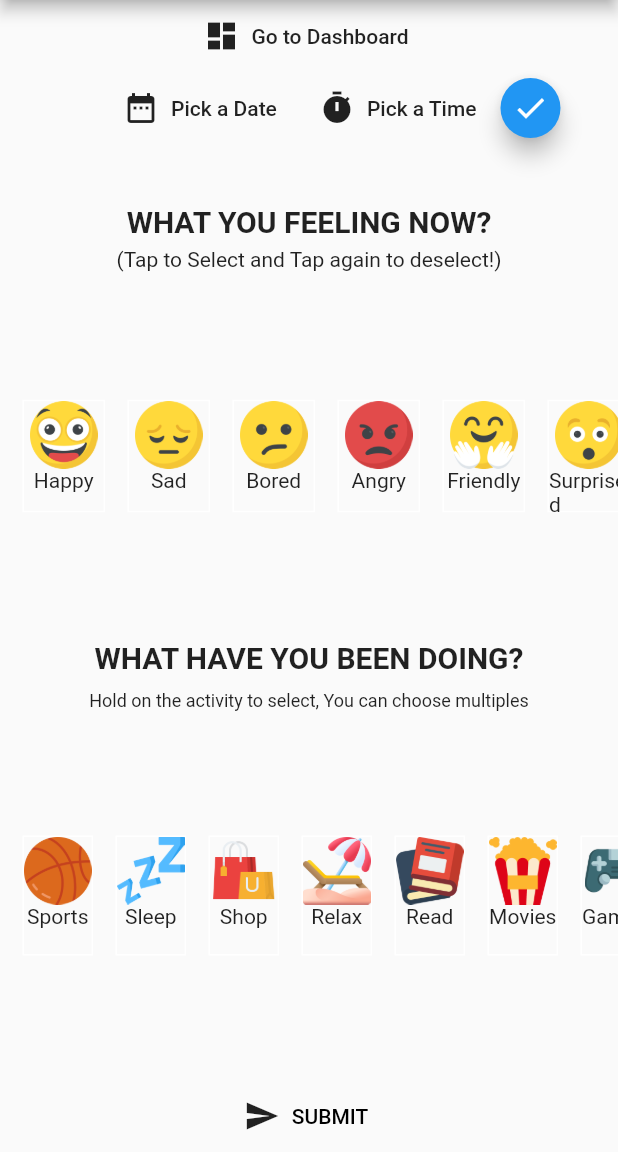
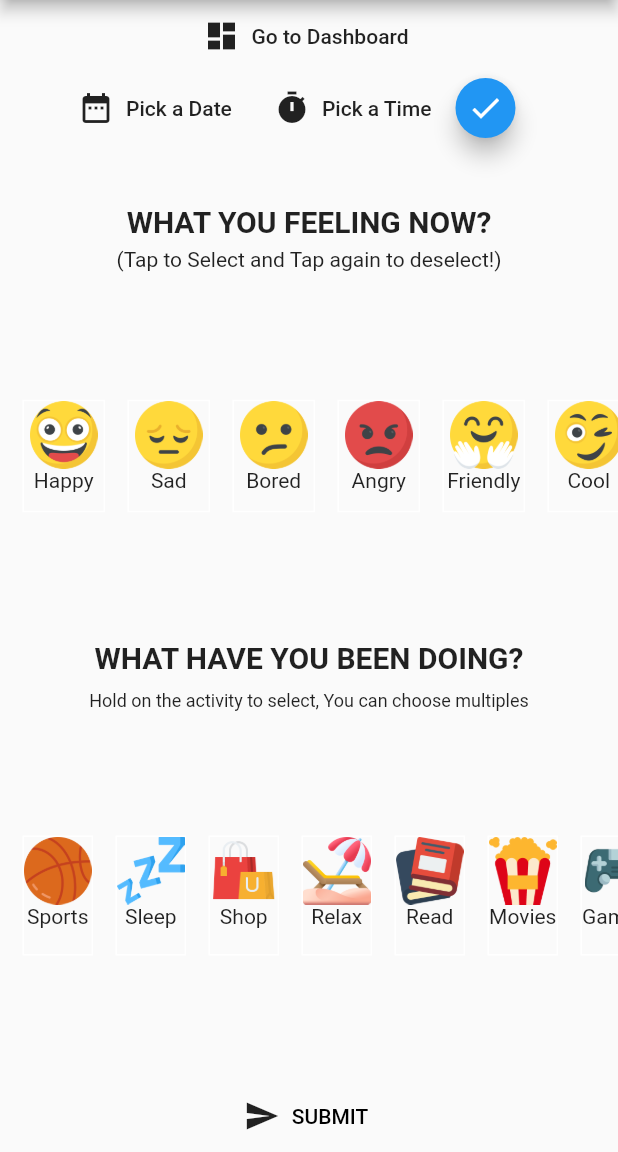
Before and after one commit to didierganthier/mood_diary_app_flutter, a Flutter app: the screen it shows after launch, after a tap on "SUBMIT", on a phone screen of 412 x 824 dp, the part 84-1236 px from its top. Run offline on Flutter 3.47's test engine with Material 2 defaults, Android fonts, the phone set to English and light mode, and no system bars; our stand-ins replace charts_flutter, sqflite; accounts and stored records are empty.

Commit message:
surprised icon bug not completely solved

```diff
--- a/lib/screens/start_page.dart
+++ b/lib/screens/start_page.dart
@@ -28,10 +28,6 @@ class _StartPageState extends State<StartPage> {
     Mood(moodImage: 'assets/bored.png', name: 'Bored', isSelected: false),
     Mood(moodImage: 'assets/angry.png', name: 'Angry', isSelected: false),
     Mood(moodImage: 'assets/friendly.png', name: 'Friendly', isSelected: false),
-    Mood(
-        moodImage: 'assets/surprised.png',
-        name: 'Surprised',
-        isSelected: false),
     Mood(moodImage: 'assets/wink.png', name: 'Cool', isSelected: false),
     Mood(moodImage: 'assets/loving.png', name: 'Loving', isSelected: false),
     Mood(moodImage: 'assets/scared.png', name: 'Scared', isSelected: false),
@@ -92,7 +88,7 @@ class _StartPageState extends State<StartPage> {
             Row(
               children: [
                 SizedBox(
-                  width: 70,
+                  width: 40,
                 ),
                 FlatButton.icon(
                   icon: Icon(Icons.date_range),
@@ -254,6 +250,7 @@ class _StartPageState extends State<StartPage> {
                     dateOnly,
                   );
                 });
+                Navigator.push(context, MaterialPageRoute(builder: (context)=>HomePage()));
               },
               icon: Icon(Icons.send),
               label: Text(
```
